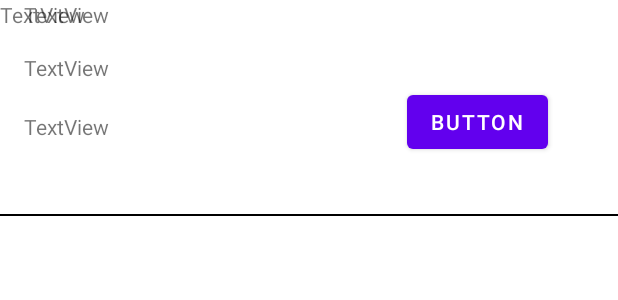
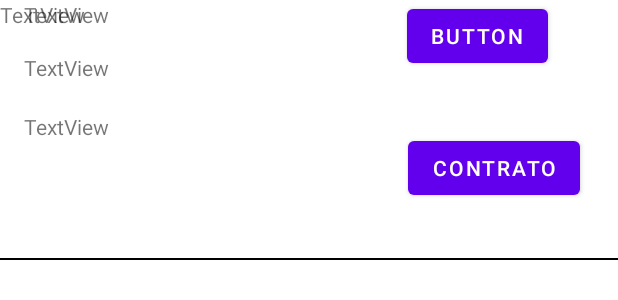
Before and after one commit to Martinez201/AplicacionSegurdiadSL, an Android app: the layout vista_presupuesto.xml on its own in the app's theme, with its tools: preview values and no code run, on a phone screen of 412 x 824 dp. Shown: the top 300 px of the screen. Run offline under Robolectric (Android 15) with nearby library versions, the phone set to English and light mode, and no system bars.

Commit message:
Terminado listado de Presupuestos

```diff
--- a/app/src/main/res/layout/vista_presupuesto.xml
+++ b/app/src/main/res/layout/vista_presupuesto.xml
@@ -15,7 +15,7 @@
         app:layout_constraintEnd_toEndOf="parent"
         app:layout_constraintHorizontal_bias="0.0"
         app:layout_constraintStart_toStartOf="parent"
-        app:layout_constraintTop_toBottomOf="@+id/button"
+        app:layout_constraintTop_toBottomOf="@+id/btnContratoPre"
         app:layout_constraintVertical_bias="0.052" />
 
     <TextView
@@ -51,16 +51,14 @@
         app:layout_constraintTop_toBottomOf="@+id/tvFechaPre" />
 
     <Button
-        android:id="@+id/button"
+        android:id="@+id/btnEstadoPre"
         android:layout_width="wrap_content"
         android:layout_height="wrap_content"
         android:text="Button"
-        app:layout_constraintBottom_toBottomOf="parent"
         app:layout_constraintEnd_toEndOf="parent"
         app:layout_constraintHorizontal_bias="0.811"
         app:layout_constraintStart_toEndOf="@+id/tvFechaPre"
-        app:layout_constraintTop_toTopOf="parent"
-        app:layout_constraintVertical_bias="0.074" />
+        app:layout_constraintTop_toTopOf="parent" />
 
     <TextView
         android:id="@+id/tvContrato"
@@ -69,4 +67,15 @@
         android:text="TextView"
         tools:layout_editor_absoluteX="176dp"
         tools:layout_editor_absoluteY="16dp" />
+
+    <Button
+        android:id="@+id/btnContratoPre"
+        android:layout_width="wrap_content"
+        android:layout_height="wrap_content"
+        android:layout_marginTop="40dp"
+        android:text="Contrato"
+        app:layout_constraintEnd_toEndOf="parent"
+        app:layout_constraintHorizontal_bias="0.887"
+        app:layout_constraintStart_toEndOf="@+id/tvEmpleadoPre"
+        app:layout_constraintTop_toBottomOf="@+id/btnEstadoPre" />
 </androidx.constraintlayout.widget.ConstraintLayout>
```
Also changed, not shown: app/src/main/java/com/example/proyectoampliacion/Adaptadores/MiAdaptadorPresupuesto.kt (+7 -7 lines), app/src/main/java/com/example/proyectoampliacion/Fragmentos/Mantenimiento/ListarFragment.kt (+83 -26 lines).
